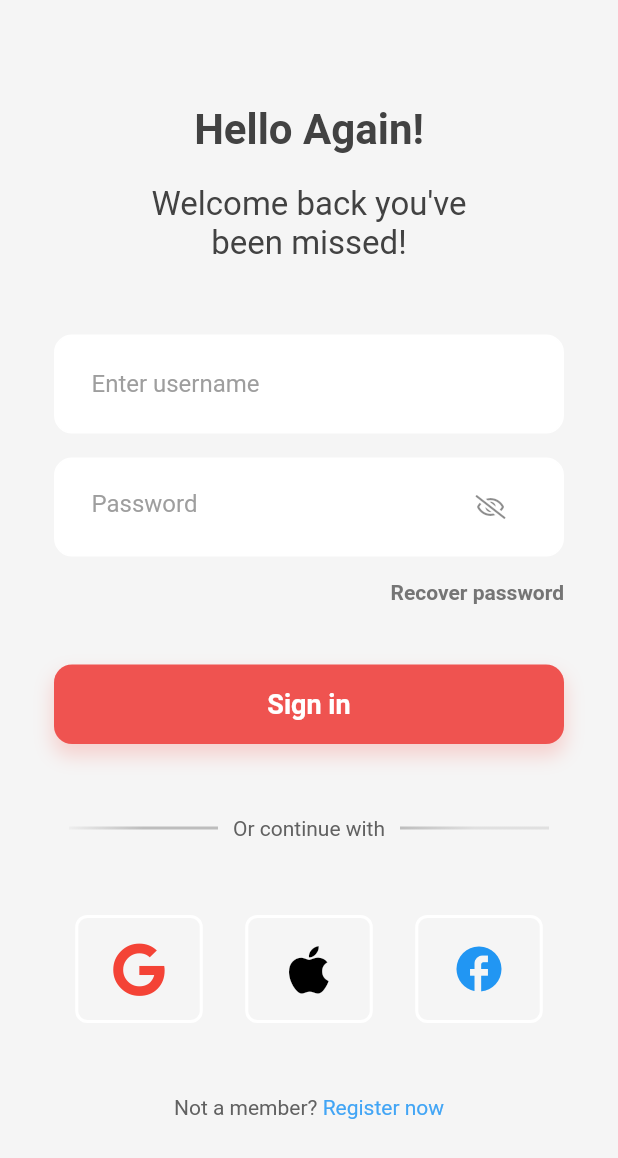
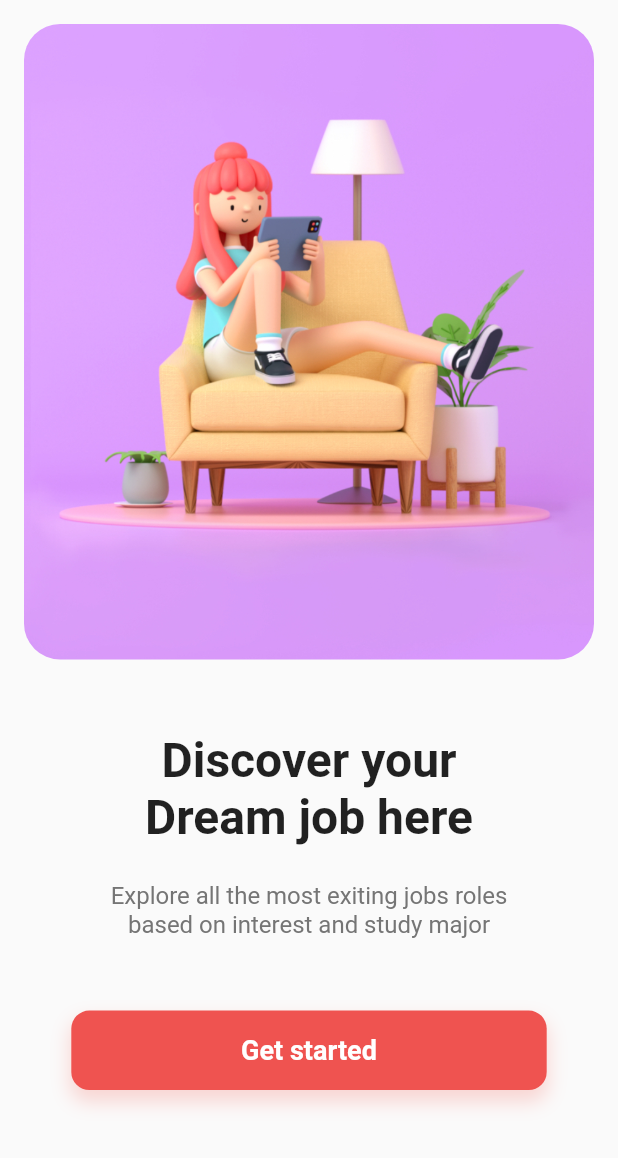
Before and after one commit to matiullah-karimi/flutter_login_page, a Flutter app: the screen it shows after launch, on a phone screen of 412 x 824 dp. Shown: the top 1158 px of the screen. Run offline on Flutter 3.47's test engine with Material 2 defaults, Android fonts, the phone set to English and light mode, and no system bars; our stand-ins replace font_awesome_flutter.

Commit message:
Add landing page

```diff
--- /dev/null
+++ b/lib/home.dart
@@ -0,0 +1,60 @@
+import 'package:flutter/material.dart';
+import 'package:login_screen/login.dart';
+import 'package:login_screen/widgets/Button.dart';
+
+class HomeScreen extends StatefulWidget {
+  const HomeScreen({Key? key}) : super(key: key);
+
+  @override
+  _HomeScreenState createState() => _HomeScreenState();
+}
+
+class _HomeScreenState extends State<HomeScreen> {
+  @override
+  Widget build(BuildContext context) {
+    return Scaffold(
+      body: Padding(
+        padding: EdgeInsets.all(16),
+        child: Column(
+          children: [
+            ClipRRect(
+              borderRadius: BorderRadius.circular(24.0),
+              child: Image.asset('assets/girl.png'),
+            ),
+            SizedBox(height: 48),
+            Text(
+              'Discover your',
+              style: TextStyle(fontWeight: FontWeight.bold, fontSize: 32),
+            ),
+            Text(
+              'Dream job here',
+              style: TextStyle(fontWeight: FontWeight.bold, fontSize: 32),
+            ),
+            SizedBox(height: 24),
+            Text(
+              'Explore all the most exiting jobs roles',
+              style: TextStyle(color: Colors.grey.shade600, fontSize: 16),
+            ),
+            Text(
+              'based on interest and study major',
+              style: TextStyle(color: Colors.grey.shade600, fontSize: 16),
+            ),
+            SizedBox(height: 48),
+            Container(
+              width: MediaQuery.of(context).size.width / 1.3,
+              child: Button(
+                label: 'Get started',
+                onTap: () {
+                  Navigator.push(
+                    context,
+                    MaterialPageRoute(builder: (context) => LoginScreen()),
+                  );
+                },
+              ),
+            )
+          ],
+        ),
+      ),
+    );
+  }
+}
--- a/lib/login.dart
+++ b/lib/login.dart
@@ -171,6 +171,7 @@ class _LoginScreenState extends State<LoginScreen> {
             height: 24,
           ),
           Button(
+            label: 'Sign in',
             onTap: () {
               if (_formKey.currentState!.validate()) {}
             },
--- a/lib/main.dart
+++ b/lib/main.dart
@@ -1,5 +1,5 @@
 import 'package:flutter/material.dart';
-import 'package:login_screen/login.dart';
+import 'package:login_screen/home.dart';
 
 void main() {
   runApp(MyApp());
@@ -13,7 +13,7 @@ class MyApp extends StatelessWidget {
       theme: ThemeData(
         primarySwatch: Colors.blue,
       ),
-      home: LoginScreen(),
+      home: SafeArea(child: HomeScreen()),
     );
   }
 }
--- a/lib/widgets/Button.dart
+++ b/lib/widgets/Button.dart
@@ -2,8 +2,9 @@ import 'package:flutter/material.dart';
 
 class Button extends StatelessWidget {
   final Function? onTap;
+  final String label;
 
-  const Button({Key? key, this.onTap}) : super(key: key);
+  const Button({Key? key, this.onTap, required this.label}) : super(key: key);
 
   @override
   Widget build(BuildContext context) {
@@ -26,7 +27,7 @@ class Button extends StatelessWidget {
         ),
         child: Center(
           child: Text(
-            'Sign in',
+            label,
             style: TextStyle(
               color: Colors.white,
               fontSize: 18,
--- a/pubspec.yaml
+++ b/pubspec.yaml
@@ -46,9 +46,9 @@ flutter:
   uses-material-design: true
 
   # To add assets to your application, add an assets section, like this:
-  # assets:
-  #   - images/a_dot_burr.jpeg
-  #   - images/a_dot_ham.jpeg
+  assets:
+    - assets/girl.png
+    # - images/a_dot_ham.jpeg
 
   # An image asset can refer to one or more resolution-specific "variants", see
   # https://flutter.dev/assets-and-images/#resolution-aware.
```
Also changed, not shown: assets/girl.png (added).
